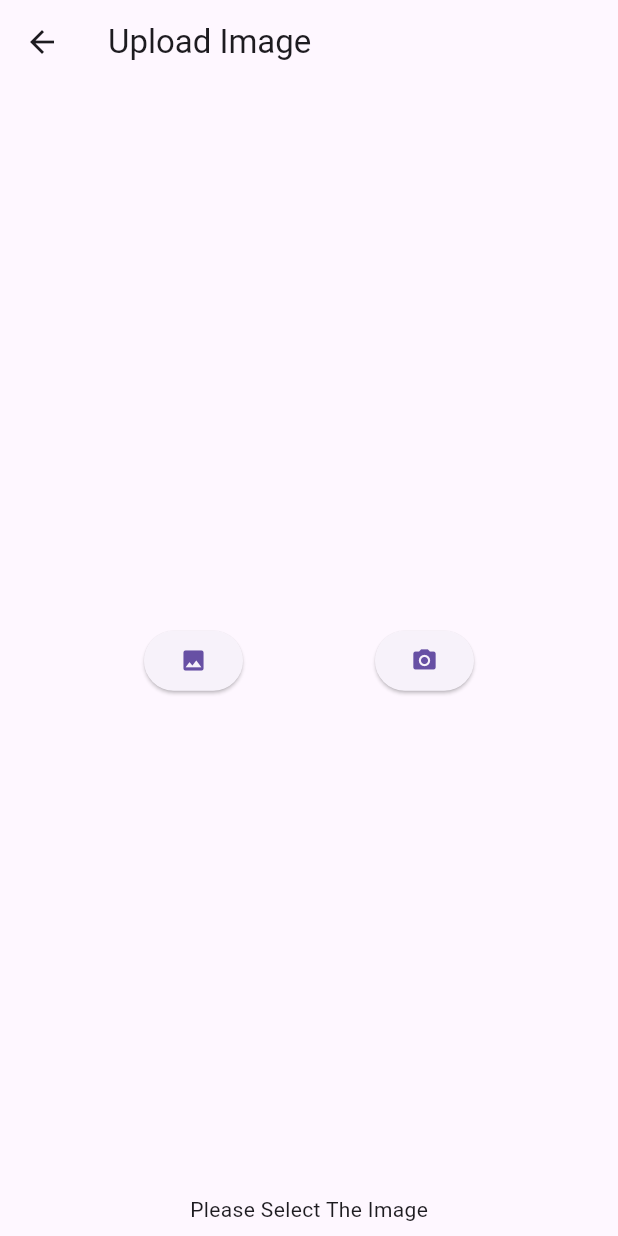
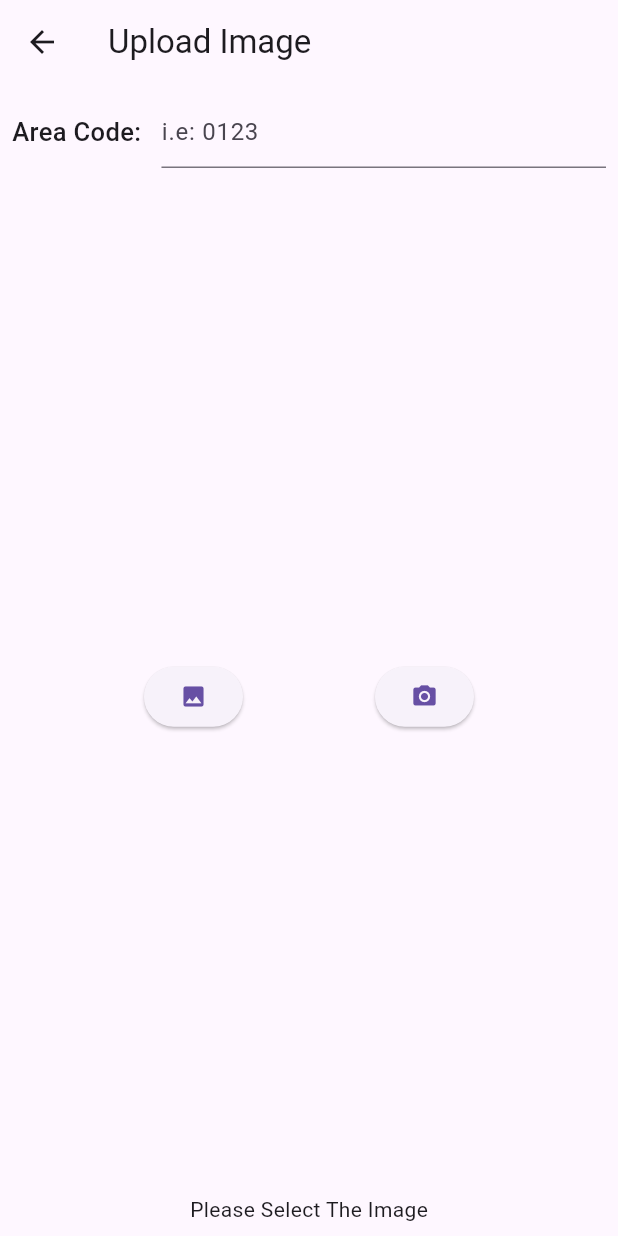
Before and after one commit to Indahsrill/survey_kepuasan, a Flutter app: the UploadPage screen opened directly, on a phone screen of 412 x 824 dp. Run offline on Flutter 3.47's test engine with Material 3 defaults, Android fonts, the phone set to English and light mode, and no system bars; our stand-ins replace image_picker; network calls fail.

Commit message:
Add area code input

```diff
--- a/lib/views/UploadPage.dart
+++ b/lib/views/UploadPage.dart
@@ -1,6 +1,7 @@
 import 'dart:io';
 
 import 'package:flutter/material.dart';
+import 'package:flutter/services.dart';
 import 'package:image_picker/image_picker.dart';
 import 'package:intl/intl.dart';
 import 'package:http/http.dart' as http;
@@ -17,6 +18,14 @@ class _UploadPageState extends State<UploadPage> {
   String message = "";
   bool onLoading = false;
   final ImagePicker _picker = ImagePicker();
+  final textController = TextEditingController();
+
+  @override
+  void dispose() {
+    // Clean up the controller when the widget is disposed.
+    textController.dispose();
+    super.dispose();
+  }
 
   Future<void> getImageGallery() async {
     final XFile? pickedFile =
@@ -41,9 +50,16 @@ class _UploadPageState extends State<UploadPage> {
   Future<void> upload(File imageFile) async {
     DateTime now = DateTime.now();
     String formatWaktu = DateFormat('yyyyMMddHHmmss').format(now);
-    String kodeDaerah = '1234';
+    String kodeDaerah = textController.text;
     int length = await imageFile.length();
     Uri uri = Uri.parse("http://213.218.240.102/uploadfile");
+
+    if (kodeDaerah == "") {
+      setState(() {
+        message = "Please input area code";
+      });
+      return;
+    }
 
     var stream = http.ByteStream(imageFile.openRead().cast());
     var request = http.MultipartRequest("POST", uri);
@@ -51,7 +67,7 @@ class _UploadPageState extends State<UploadPage> {
       "file",
       stream,
       length,
-      filename: '$kodeDaerah-$formatWaktu.jpg',
+      filename: '$kodeDaerah$formatWaktu.jpg',
     );
 
     request.files.add(multipartFile);
@@ -60,7 +76,7 @@ class _UploadPageState extends State<UploadPage> {
       message = "Uploading...";
     });
     try {
-      var response = await request.send().timeout(const Duration(seconds: 5));
+      var response = await request.send().timeout(const Duration(seconds: 10));
       if (response.statusCode == 200) {
         message = "Survey uploaded successfully!";
       } else {
@@ -95,6 +111,29 @@ class _UploadPageState extends State<UploadPage> {
               padding: const EdgeInsets.all(8.0),
               child: Column(
                 children: [
+                  Row(
+                    children: [
+                      Text(
+                        "Area Code:   ",
+                        style: TextStyle(
+                          fontWeight: FontWeight.w500,
+                          fontSize: 17,
+                        ),
+                      ),
+                      Expanded(
+                        child: TextField(
+                          decoration: const InputDecoration(
+                            hintText: "i.e: 0123",
+                          ),
+                          controller: textController,
+                          keyboardType: TextInputType.number,
+                          inputFormatters: <TextInputFormatter>[
+                            FilteringTextInputFormatter.digitsOnly
+                          ],
+                        ),
+                      ),
+                    ],
+                  ),
                   Text(message),
                   _imageFile != null
                       ? Expanded(child: Image.file(_imageFile!))
```
